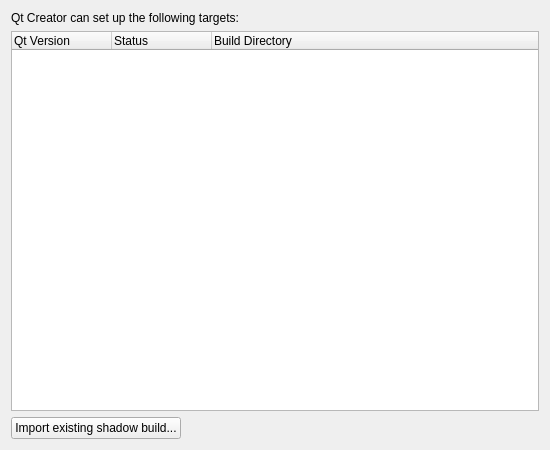
Above: src/plugins/qt4projectmanager/wizards/targetsetuppage.ui from qt-creator/qt-creator before the change. Below: the same form after it.
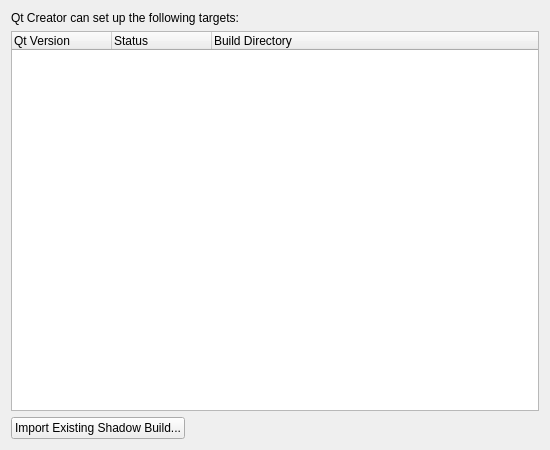
That is the form after the change.

Diff of the .ui file:
```diff
--- a/src/plugins/qt4projectmanager/wizards/targetsetuppage.ui
+++ b/src/plugins/qt4projectmanager/wizards/targetsetuppage.ui
@@ -54,7 +54,7 @@
      <item>
       <widget class="QPushButton" name="importButton">
        <property name="text">
-        <string>Import existing shadow build...</string>
+        <string>Import Existing Shadow Build...</string>
        </property>
        <property name="flat">
         <bool>false</bool>
```
